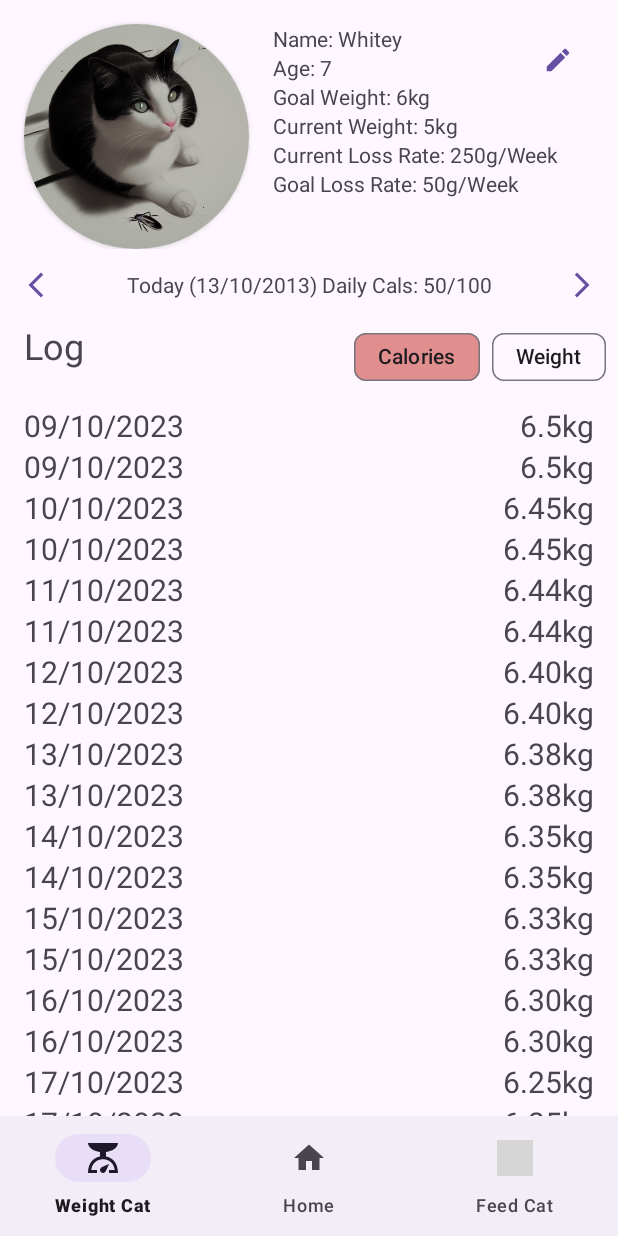
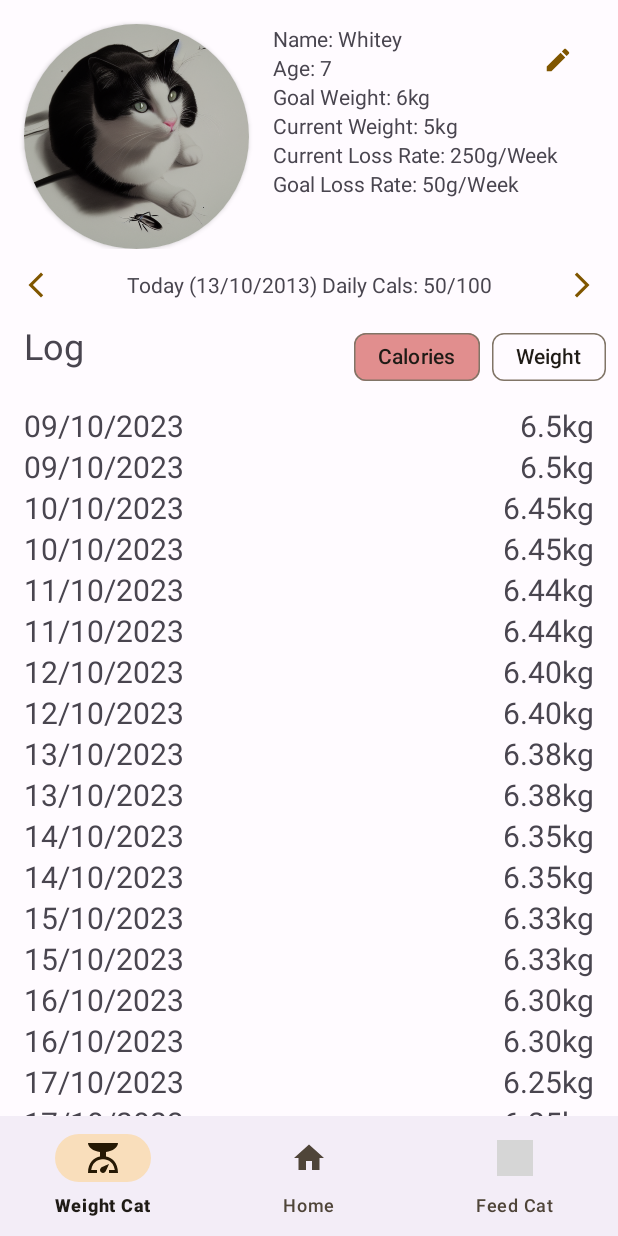
Before and after one commit to Niko361/COS30017_Custom_APP, an Android app: the screen it shows after launch (MainActivity), on a phone screen of 412 x 824 dp. Run offline under Robolectric (Android 15) with nearby library versions, the phone set to English and light mode, and no system bars; grey boxes are pictures that could not be loaded.

Commit message:
Feat: Colour Theme

```diff
--- a/app/src/main/res/values-night/themes.xml
+++ b/app/src/main/res/values-night/themes.xml
@@ -1,7 +1,32 @@
 <resources xmlns:tools="http://schemas.android.com/tools">
     <!-- Base application theme. -->
     <style name="Base.Theme.CustomAppProject" parent="Theme.Material3.DayNight.NoActionBar">
-        <!-- Customize your dark theme here. -->
-        <!-- <item name="colorPrimary">@color/my_dark_primary</item> -->
+        <item name="colorPrimary">@color/md_theme_dark_primary</item>
+        <item name="colorOnPrimary">@color/md_theme_dark_onPrimary</item>
+        <item name="colorPrimaryContainer">@color/md_theme_dark_primaryContainer</item>
+        <item name="colorOnPrimaryContainer">@color/md_theme_dark_onPrimaryContainer</item>
+        <item name="colorSecondary">@color/md_theme_dark_secondary</item>
+        <item name="colorOnSecondary">@color/md_theme_dark_onSecondary</item>
+        <item name="colorSecondaryContainer">@color/md_theme_dark_secondaryContainer</item>
+        <item name="colorOnSecondaryContainer">@color/md_theme_dark_onSecondaryContainer</item>
+        <item name="colorTertiary">@color/md_theme_dark_tertiary</item>
+        <item name="colorOnTertiary">@color/md_theme_dark_onTertiary</item>
+        <item name="colorTertiaryContainer">@color/md_theme_dark_tertiaryContainer</item>
+        <item name="colorOnTertiaryContainer">@color/md_theme_dark_onTertiaryContainer</item>
+        <item name="colorError">@color/md_theme_dark_error</item>
+        <item name="colorErrorContainer">@color/md_theme_dark_errorContainer</item>
+        <item name="colorOnError">@color/md_theme_dark_onError</item>
+        <item name="colorOnErrorContainer">@color/md_theme_dark_onErrorContainer</item>
+        <item name="android:colorBackground">@color/md_theme_dark_background</item>
+        <item name="colorOnBackground">@color/md_theme_dark_onBackground</item>
+        <item name="colorSurface">@color/md_theme_dark_surface</item>
+        <item name="colorOnSurface">@color/md_theme_dark_onSurface</item>
+        <item name="colorSurfaceVariant">@color/md_theme_dark_surfaceVariant</item>
+        <item name="colorOnSurfaceVariant">@color/md_theme_dark_onSurfaceVariant</item>
+        <item name="colorOutline">@color/md_theme_dark_outline</item>
+        <item name="colorOnSurfaceInverse">@color/md_theme_dark_inverseOnSurface</item>
+        <item name="colorSurfaceInverse">@color/md_theme_dark_inverseSurface</item>
+        <item name="colorPrimaryInverse">@color/md_theme_dark_inversePrimary</item>
     </style>
+
 </resources>
--- a/app/src/main/res/values/colors.xml
+++ b/app/src/main/res/values/colors.xml
@@ -1,5 +1,64 @@
-<?xml version="1.0" encoding="utf-8"?>
+
 <resources>
-    <color name="black">#FF000000</color>
-    <color name="white">#FFFFFFFF</color>
+    <color name="seed">#805600</color>
+    <color name="md_theme_light_primary">#805600</color>
+    <color name="md_theme_light_onPrimary">#FFFFFF</color>
+    <color name="md_theme_light_primaryContainer">#FFDDB0</color>
+    <color name="md_theme_light_onPrimaryContainer">#281800</color>
+    <color name="md_theme_light_secondary">#6F5B40</color>
+    <color name="md_theme_light_onSecondary">#FFFFFF</color>
+    <color name="md_theme_light_secondaryContainer">#F9DEBB</color>
+    <color name="md_theme_light_onSecondaryContainer">#261904</color>
+    <color name="md_theme_light_tertiary">#506441</color>
+    <color name="md_theme_light_onTertiary">#FFFFFF</color>
+    <color name="md_theme_light_tertiaryContainer">#D2EABD</color>
+    <color name="md_theme_light_onTertiaryContainer">#0E2004</color>
+    <color name="md_theme_light_error">#BA1A1A</color>
+    <color name="md_theme_light_errorContainer">#FFDAD6</color>
+    <color name="md_theme_light_onError">#FFFFFF</color>
+    <color name="md_theme_light_onErrorContainer">#410002</color>
+    <color name="md_theme_light_background">#FFFBFF</color>
+    <color name="md_theme_light_onBackground">#1F1B16</color>
+    <color name="md_theme_light_surface">#FFFBFF</color>
+    <color name="md_theme_light_onSurface">#1F1B16</color>
+    <color name="md_theme_light_surfaceVariant">#EFE0CF</color>
+    <color name="md_theme_light_onSurfaceVariant">#4F4539</color>
+    <color name="md_theme_light_outline">#817567</color>
+    <color name="md_theme_light_inverseOnSurface">#F9EFE7</color>
+    <color name="md_theme_light_inverseSurface">#34302A</color>
+    <color name="md_theme_light_inversePrimary">#FDBA4B</color>
+    <color name="md_theme_light_shadow">#000000</color>
+    <color name="md_theme_light_surfaceTint">#805600</color>
+    <color name="md_theme_light_outlineVariant">#D2C4B4</color>
+    <color name="md_theme_light_scrim">#000000</color>
+    <color name="md_theme_dark_primary">#FDBA4B</color>
+    <color name="md_theme_dark_onPrimary">#442C00</color>
+    <color name="md_theme_dark_primaryContainer">#614000</color>
+    <color name="md_theme_dark_onPrimaryContainer">#FFDDB0</color>
+    <color name="md_theme_dark_secondary">#DCC3A1</color>
+    <color name="md_theme_dark_onSecondary">#3D2E16</color>
+    <color name="md_theme_dark_secondaryContainer">#55442A</color>
+    <color name="md_theme_dark_onSecondaryContainer">#F9DEBB</color>
+    <color name="md_theme_dark_tertiary">#B6CEA3</color>
+    <color name="md_theme_dark_onTertiary">#233517</color>
+    <color name="md_theme_dark_tertiaryContainer">#394C2B</color>
+    <color name="md_theme_dark_onTertiaryContainer">#D2EABD</color>
+    <color name="md_theme_dark_error">#FFB4AB</color>
+    <color name="md_theme_dark_errorContainer">#93000A</color>
+    <color name="md_theme_dark_onError">#690005</color>
+    <color name="md_theme_dark_onErrorContainer">#FFDAD6</color>
+    <color name="md_theme_dark_background">#1F1B16</color>
+    <color name="md_theme_dark_onBackground">#EAE1D9</color>
+    <color name="md_theme_dark_surface">#1F1B16</color>
+    <color name="md_theme_dark_onSurface">#EAE1D9</color>
+    <color name="md_theme_dark_surfaceVariant">#4F4539</color>
+    <color name="md_theme_dark_onSurfaceVariant">#D2C4B4</color>
+    <color name="md_theme_dark_outline">#9B8F80</color>
+    <color name="md_theme_dark_inverseOnSurface">#1F1B16</color>
+    <color name="md_theme_dark_inverseSurface">#EAE1D9</color>
+    <color name="md_theme_dark_inversePrimary">#805600</color>
+    <color name="md_theme_dark_shadow">#000000</color>
+    <color name="md_theme_dark_surfaceTint">#FDBA4B</color>
+    <color name="md_theme_dark_outlineVariant">#4F4539</color>
+    <color name="md_theme_dark_scrim">#000000</color>
 </resources>
--- a/app/src/main/res/values/themes.xml
+++ b/app/src/main/res/values/themes.xml
@@ -1,8 +1,32 @@
 <resources xmlns:tools="http://schemas.android.com/tools">
     <!-- Base application theme. -->
     <style name="Base.Theme.CustomAppProject" parent="Theme.Material3.DayNight.NoActionBar">
-        <!-- Customize your light theme here. -->
-        <!-- <item name="colorPrimary">@color/my_light_primary</item> -->
+        <item name="colorPrimary">@color/md_theme_light_primary</item>
+        <item name="colorOnPrimary">@color/md_theme_light_onPrimary</item>
+        <item name="colorPrimaryContainer">@color/md_theme_light_primaryContainer</item>
+        <item name="colorOnPrimaryContainer">@color/md_theme_light_onPrimaryContainer</item>
+        <item name="colorSecondary">@color/md_theme_light_secondary</item>
+        <item name="colorOnSecondary">@color/md_theme_light_onSecondary</item>
+        <item name="colorSecondaryContainer">@color/md_theme_light_secondaryContainer</item>
+        <item name="colorOnSecondaryContainer">@color/md_theme_light_onSecondaryContainer</item>
+        <item name="colorTertiary">@color/md_theme_light_tertiary</item>
+        <item name="colorOnTertiary">@color/md_theme_light_onTertiary</item>
+        <item name="colorTertiaryContainer">@color/md_theme_light_tertiaryContainer</item>
+        <item name="colorOnTertiaryContainer">@color/md_theme_light_onTertiaryContainer</item>
+        <item name="colorError">@color/md_theme_light_error</item>
+        <item name="colorErrorContainer">@color/md_theme_light_errorContainer</item>
+        <item name="colorOnError">@color/md_theme_light_onError</item>
+        <item name="colorOnErrorContainer">@color/md_theme_light_onErrorContainer</item>
+        <item name="android:colorBackground">@color/md_theme_light_background</item>
+        <item name="colorOnBackground">@color/md_theme_light_onBackground</item>
+        <item name="colorSurface">@color/md_theme_light_surface</item>
+        <item name="colorOnSurface">@color/md_theme_light_onSurface</item>
+        <item name="colorSurfaceVariant">@color/md_theme_light_surfaceVariant</item>
+        <item name="colorOnSurfaceVariant">@color/md_theme_light_onSurfaceVariant</item>
+        <item name="colorOutline">@color/md_theme_light_outline</item>
+        <item name="colorOnSurfaceInverse">@color/md_theme_light_inverseOnSurface</item>
+        <item name="colorSurfaceInverse">@color/md_theme_light_inverseSurface</item>
+        <item name="colorPrimaryInverse">@color/md_theme_light_inversePrimary</item>
     </style>
 
     <style name="Theme.CustomAppProject" parent="Base.Theme.CustomAppProject" />
```
